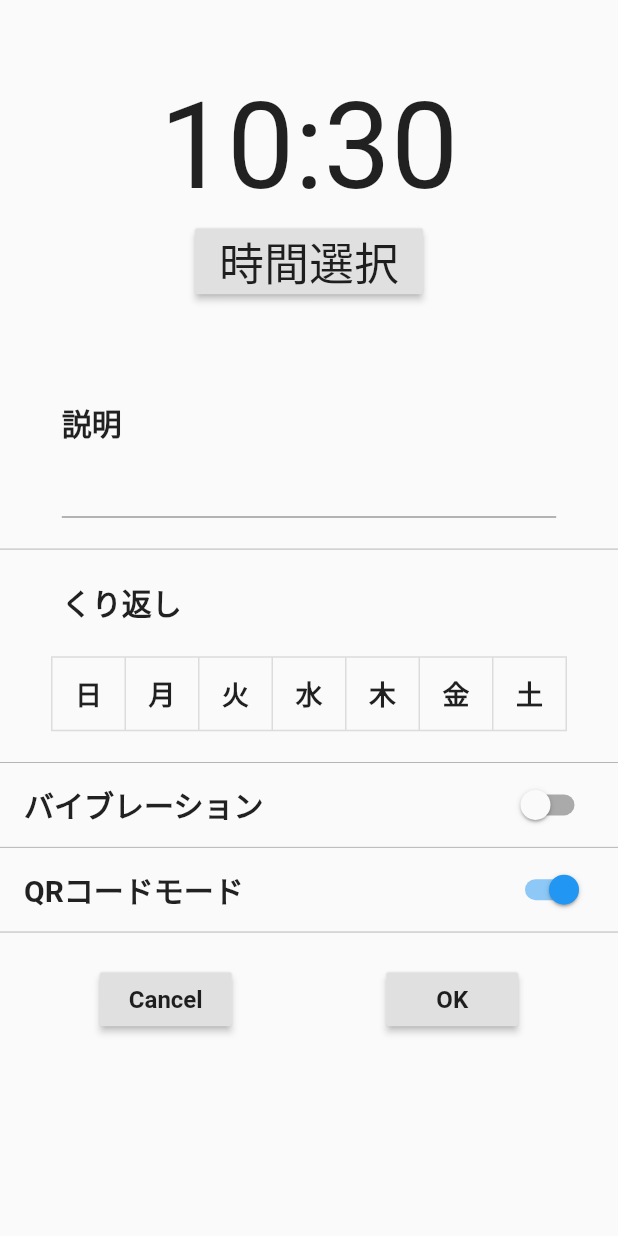
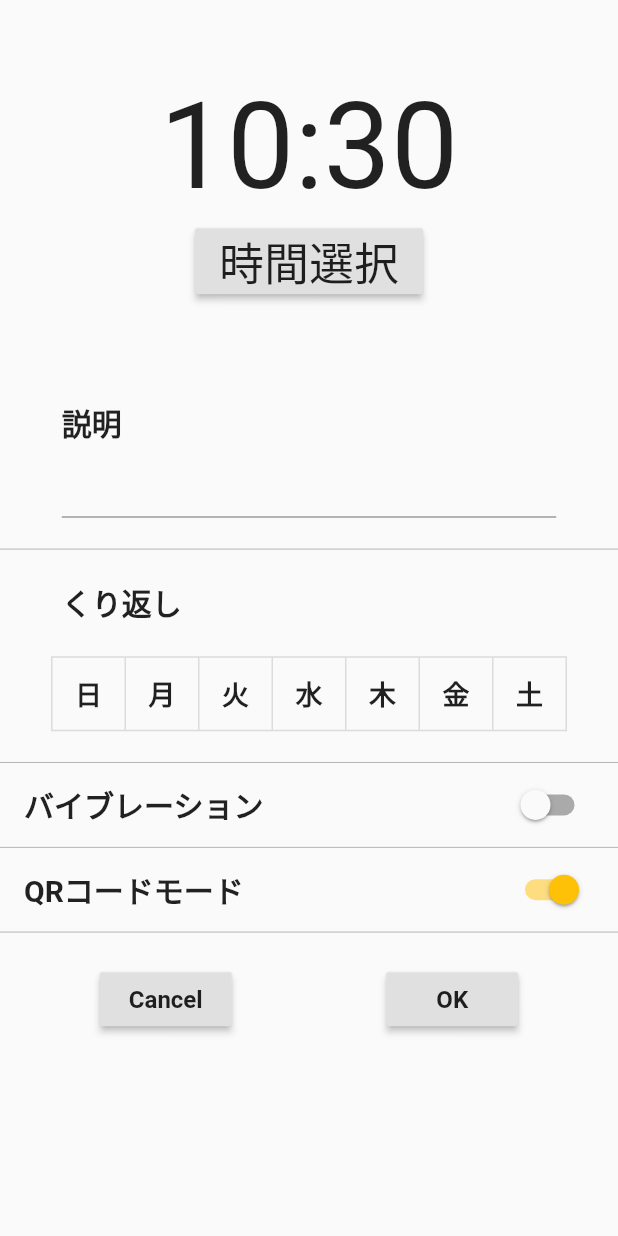
Before and after one commit to 06itsuki08/alarm_clock, a Flutter app: the screen it shows after launch, after a tap on the "alarm add" icon, on a phone screen of 412 x 824 dp. Run offline on Flutter 3.47's test engine with Material 2 defaults, Android fonts, the light colour scheme and no system bars; our stand-ins replace shared_preferences.

Commit message:
アプリのテーマを変更

```diff
--- a/lib/main.dart
+++ b/lib/main.dart
@@ -1,22 +1,23 @@
 import 'package:alarm_clock/screen/alarmsetting.dart';
 import 'package:alarm_clock/screen/mainmenu.dart';
 import 'package:alarm_clock/screen/setting.dart';
+import 'package:alarm_clock/val/color.dart';
 import 'package:alarm_clock/val/string.dart';
 import 'package:flutter/material.dart';
+import 'package:flutter/services.dart';
 
 void main() => runApp(MyApp());
 
 class MyApp extends StatelessWidget {
   @override
   Widget build(BuildContext context) {
+    SystemChrome.setEnabledSystemUIOverlays([]);
     return MaterialApp(
       title: title,
       //右上のデバッグモードって帯を消す
       debugShowCheckedModeBanner: false,
       //テーマ　アプリの基本色を決めたりする
-      theme: ThemeData(
-        primarySwatch: Colors.blue,
-      ),
+      theme: appTheme,
       initialRoute: '/',
       routes: {
         '/': (context) => MainMenu(),
--- /dev/null
+++ b/lib/module/test.dart
@@ -0,0 +1,8 @@
+import 'package:flutter/material.dart';
+
+colortest(Color _color, String colorName) {
+  return Text(
+    'this color is $colorName',
+    style: TextStyle(backgroundColor: _color),
+  );
+}
--- a/lib/screen/setting.dart
+++ b/lib/screen/setting.dart
@@ -14,7 +14,6 @@ class _SettingState extends State<Setting> {
 
   @override
   void initState() {
-    // TODO: implement initState
     super.initState();
   }
 
--- a/lib/val/color.dart
+++ b/lib/val/color.dart
@@ -4,3 +4,9 @@
 // -> https://api.flutter.dev/flutter/material/Colors-class.html
 //final Color.fromRGBO(255,255,255,0);
 // -> RGBと透明度で指定するタイプ
+
+import 'package:flutter/material.dart';
+
+final ThemeData appTheme = ThemeData(
+  primarySwatch: Colors.amber,
+);
```
